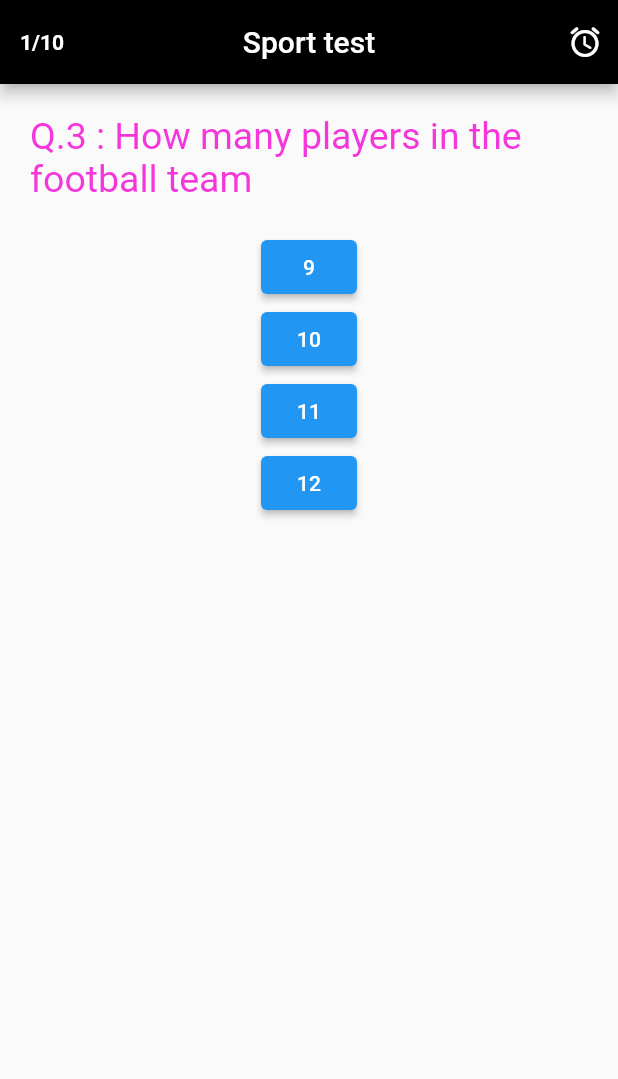
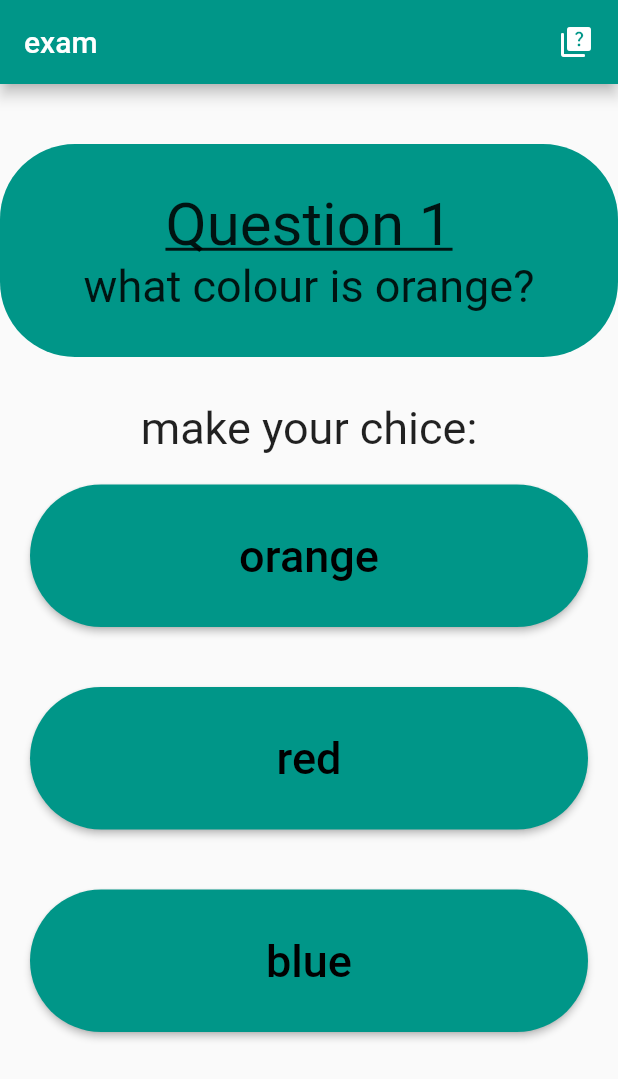
Before and after one commit to mohamedhany14/qiuzs_mohamed_hany, a Flutter app: the QuizScreen screen opened directly, on a phone screen of 412 x 824 dp. Shown: the top 1079 px of the screen. Run offline on Flutter 3.47's test engine with Material 2 defaults, Android fonts, the phone set to English and light mode, and no system bars; our stand-ins replace google_fonts; Roboto replaces fonts that are missing (Amaranth, DancingScript, Dancingscript).

Commit message:
quiz app

```diff
--- a/lib/Screens/quiz_screen.dart
+++ b/lib/Screens/quiz_screen.dart
@@ -1,6 +1,8 @@
 import 'package:flutter/material.dart';
 import 'package:google_fonts/google_fonts.dart';
 import 'package:quizz_iti_823/Screens/score_screen.dart';
+
+List quizChoices = ["orange", "red", "blue"];
 
 class QuizScreen extends StatelessWidget {
   const QuizScreen({super.key});
@@ -9,55 +11,86 @@ class QuizScreen extends StatelessWidget {
   Widget build(BuildContext context) {
     return Scaffold(
       appBar: AppBar(
-          backgroundColor: Colors.black,
-          centerTitle: true,
+        backgroundColor: Colors.teal,
         automaticallyImplyLeading: false,
-          title: const Text("Sport test"),
-          leading: const Center(
-              child: Text(
-            "1/10",
-            style: TextStyle(fontWeight: FontWeight.w700),
-          )),
-          actions: const [
-            Padding(
-              padding: EdgeInsetsDirectional.only(end: 10),
-              child: Icon(Icons.access_alarm_rounded),
-            )
+        title: const Row(
+          mainAxisAlignment: MainAxisAlignment.spaceBetween,
+          children: [Text("exam"), Icon(Icons.quiz_rounded)],
+        ),
+      ),
+      body: Column(children: [
+        const SizedBox(
+          height: 40,
+        ),
+        Container(
+          padding: const EdgeInsets.all(30),
+          decoration: const BoxDecoration(
+            color: Colors.teal,
+            borderRadius: BorderRadius.all(Radius.circular(50)),
+          ),
+          child: const Column(
+            children: [
+              Align(alignment: Alignment.topLeft),
+              Text(
+                "Question 1",
+                style: TextStyle(
+                    fontSize: 40,
+                    fontFamily: 'Dancingscript',
+                    decoration: TextDecoration.underline),
+              ),
+              Text(
+                "what colour is orange?",
+                style: TextStyle(
+                  fontSize: 30,
+                  fontFamily: 'DancingScript',
+                ),
+              ),
             ],
           ),
-        body: SizedBox(
-          width: double.infinity,
-          child: SingleChildScrollView(
-            child: Column(
-              crossAxisAlignment: CrossAxisAlignment.center,
-              children: [
-                Padding(
-                  padding: const EdgeInsets.all(20),
-                  child: Text(
-                    "Q.3 : How many players in the football team ",
-                    style: GoogleFonts.amaranth(
-                        color: const Color.fromARGB(255, 244, 54, 219),
-                        fontSize: 25),
+        ),
+        SizedBox(
+          height: 30,
+        ),
+        const Text(
+          "make your chice:",
+          style: TextStyle(
+            fontSize: 30,
+            fontFamily: 'DancingScript',
           ),
         ),
-                for (int i = 0; i < 4; i++)
-                  ElevatedButton(
+        for (int i = 0; i < 3; i++)
+          Container(
+            margin: const EdgeInsets.all(20),
+            child: ElevatedButton(
               onPressed: () {
                 Navigator.push(
                   context,
                   MaterialPageRoute<void>(
-                            builder: (BuildContext context) =>
-                                const ScoreScreen(),
+                    builder: (BuildContext context) => ScoreScreen(),
                   ),
                 );
               },
-                      child: Text("${9 + i}")),
-                SizedBox(
-                  height: 200,
-                ),
-              ],
+              style: ElevatedButton.styleFrom(
+                padding: EdgeInsets.all(30),
+                alignment: Alignment.center,
+                backgroundColor: Colors.teal,
+                shape: RoundedRectangleBorder(
+                  borderRadius: BorderRadius.circular(100.0),
                 ),
               ),
-        ));
+              child: Center(
+                child: Text(
+                  quizChoices[i],
+                  style: const TextStyle(
+                    fontSize: 30,
+                    color: Colors.black,
+                    fontFamily: 'Dancingscript',
+                  ),
+                ),
+              ),
+            ),
+          ),
+      ]),
+    );
   }
 }
```
Also changed, not shown: lib/Screens/category_screen.dart (+1 -11 lines), lib/Screens/login_screen.dart (+1 -15 lines), lib/Screens/opening_screen.dart (+0 -24 lines). Lines whose indentation alone changed are shown as unchanged.
